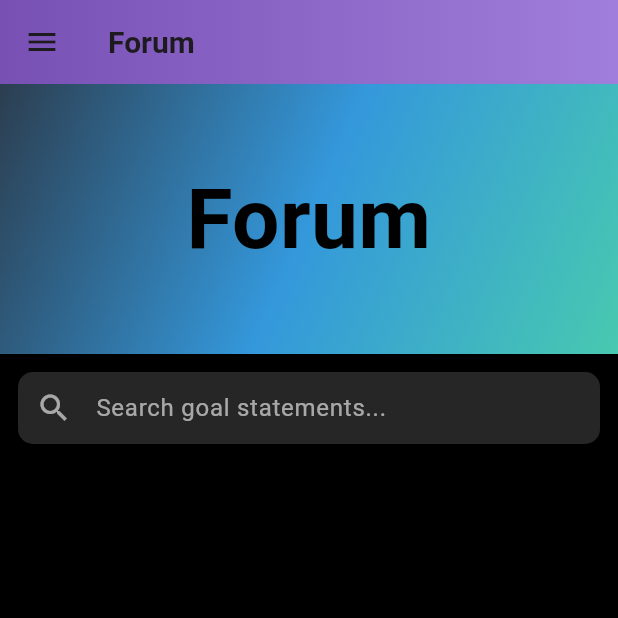
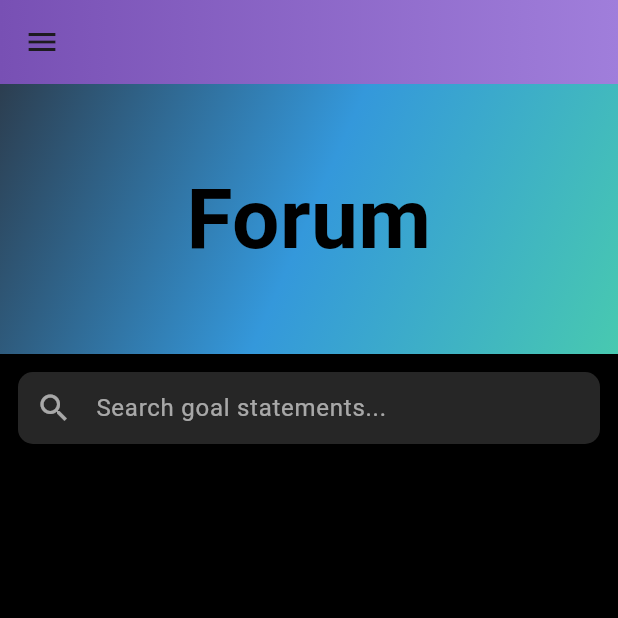
Before and after one commit to Mehedi259/Ally, a Flutter app: the AveaAppHomepage screen opened directly, on a phone screen of 412 x 824 dp, the top half of it. Run offline on Flutter 3.47's test engine with Material 3 defaults, Android fonts, the phone set to English and light mode, and no system bars; our stand-ins replace cloud_firestore, firebase_auth, firebase_core, flutter_local_notifications, google_sign_in, sliding_up_panel and 1 more; accounts and stored records are empty.

Commit message:
Remove the "Forum" title from the `AppBar` in `main.dart`

```diff
--- a/lib/main.dart
+++ b/lib/main.dart
@@ -216,7 +216,7 @@ class _AveaAppHomepageState extends State<AveaAppHomepage> {
   Widget build(BuildContext context) {
     return Scaffold(
       appBar: AppBar(
-        title: const Text("Forum"),
+        title: const Text(""),
         flexibleSpace: Container(
           decoration: const BoxDecoration(
             gradient: LinearGradient(
```
